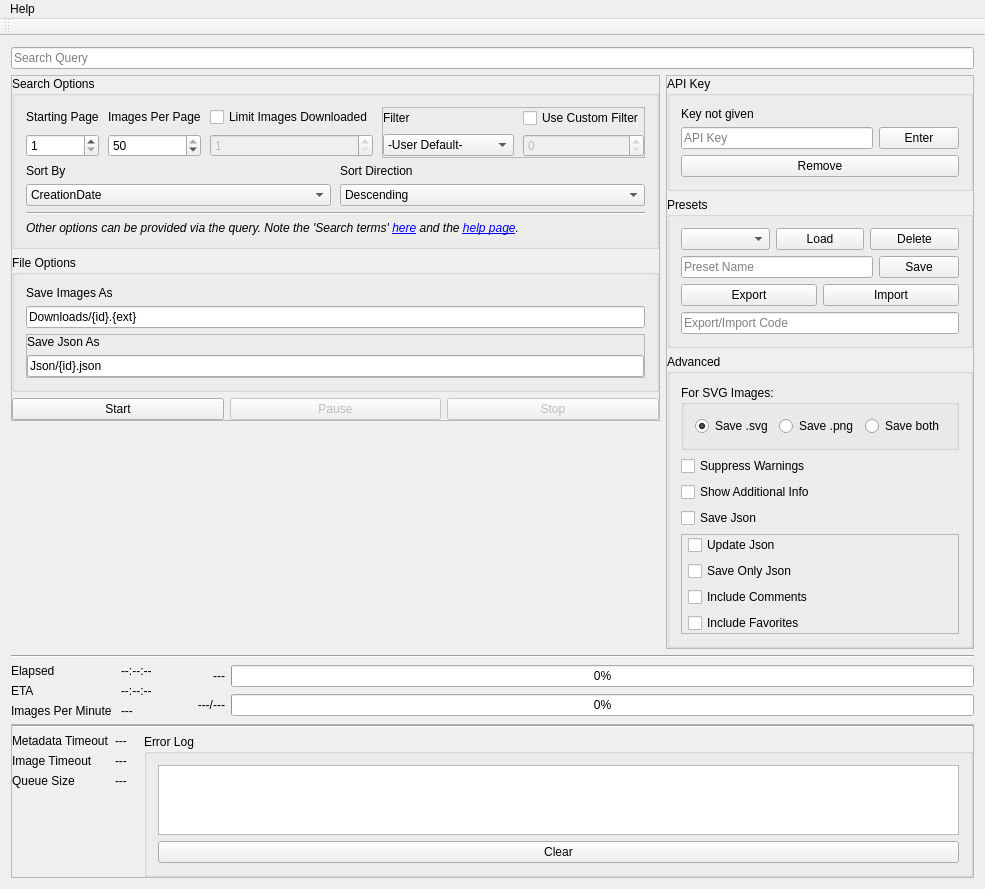
The window that DerpibooruDownloaderGui/mainwindow.ui (Sibusten/derpibooru-downloader) describes before a commit, drawn with Qt 5.
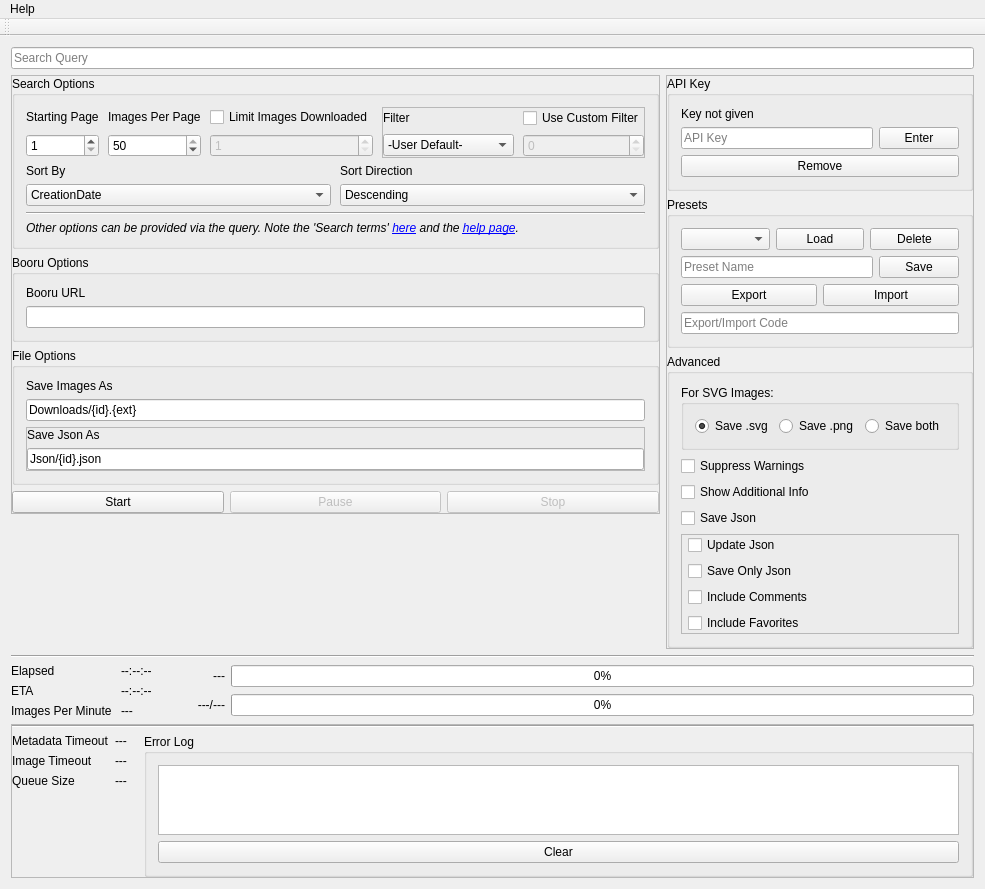
The same window after the commit.

Commit message: Add booru URL UI elements

Diff of the .ui file:
```diff
--- a/DerpibooruDownloaderGui/mainwindow.ui
+++ b/DerpibooruDownloaderGui/mainwindow.ui
@@ -6,8 +6,8 @@
    <rect>
     <x>0</x>
     <y>0</y>
-    <width>864</width>
-    <height>819</height>
+    <width>903</width>
+    <height>889</height>
    </rect>
   </property>
   <property name="windowTitle">
@@ -81,7 +81,7 @@
             <property name="horizontalSpacing">
              <number>0</number>
             </property>
-            <item row="0" column="0">
+            <item row="1" column="0">
              <widget class="QGroupBox" name="groupSearchOptions">
               <property name="sizePolicy">
                <sizepolicy hsizetype="Maximum" vsizetype="Preferred">
@@ -374,7 +374,57 @@
               </layout>
              </widget>
             </item>
-            <item row="1" column="0" colspan="2">
+            <item row="1" column="1">
+             <spacer name="horizontalSpacer">
+              <property name="orientation">
+               <enum>Qt::Horizontal</enum>
+              </property>
+              <property name="sizeType">
+               <enum>QSizePolicy::Minimum</enum>
+              </property>
+              <property name="sizeHint" stdset="0">
+               <size>
+                <width>0</width>
+                <height>20</height>
+               </size>
+              </property>
+             </spacer>
+            </item>
+            <item row="4" column="0">
+             <layout class="QHBoxLayout" name="horizontalLayout">
+              <property name="spacing">
+               <number>6</number>
+              </property>
+              <item>
+               <widget class="QPushButton" name="startButton">
+                <property name="text">
+                 <string>Start</string>
+                </property>
+               </widget>
+              </item>
+              <item>
+               <widget class="QPushButton" name="pauseButton">
+                <property name="enabled">
+                 <bool>false</bool>
+                </property>
+                <property name="text">
+                 <string>Pause</string>
+                </property>
+               </widget>
+              </item>
+              <item>
+               <widget class="QPushButton" name="stopButton">
+                <property name="enabled">
+                 <bool>false</bool>
+                </property>
+                <property name="text">
+                 <string>Stop</string>
+                </property>
+               </widget>
+              </item>
+             </layout>
+            </item>
+            <item row="3" column="0" colspan="2">
              <widget class="QGroupBox" name="groupFileOptions">
               <property name="title">
                <string>File Options</string>
@@ -445,55 +495,24 @@
               </layout>
              </widget>
             </item>
-            <item row="0" column="1">
-             <spacer name="horizontalSpacer">
-              <property name="orientation">
-               <enum>Qt::Horizontal</enum>
-              </property>
-              <property name="sizeType">
-               <enum>QSizePolicy::Minimum</enum>
-              </property>
-              <property name="sizeHint" stdset="0">
-               <size>
-                <width>0</width>
-                <height>20</height>
-               </size>
-              </property>
-             </spacer>
-            </item>
             <item row="2" column="0">
-             <layout class="QHBoxLayout" name="horizontalLayout">
-              <property name="spacing">
-               <number>6</number>
+             <widget class="QGroupBox" name="groupBooruOptions">
+              <property name="title">
+               <string>Booru Options</string>
               </property>
-              <item>
-               <widget class="QPushButton" name="startButton">
-                <property name="text">
-                 <string>Start</string>
-                </property>
-               </widget>
-              </item>
-              <item>
-               <widget class="QPushButton" name="pauseButton">
-                <property name="enabled">
-                 <bool>false</bool>
-                </property>
-                <property name="text">
-                 <string>Pause</string>
-                </property>
-               </widget>
-              </item>
-              <item>
-               <widget class="QPushButton" name="stopButton">
-                <property name="enabled">
-                 <bool>false</bool>
-                </property>
-                <property name="text">
-                 <string>Stop</string>
-                </property>
-               </widget>
-              </item>
-             </layout>
+              <layout class="QVBoxLayout" name="verticalLayout_10">
+               <item>
+                <widget class="QLabel" name="booruUrlLabel">
+                 <property name="text">
+                  <string>Booru URL</string>
+                 </property>
+                </widget>
+               </item>
+               <item>
+                <widget class="QLineEdit" name="booruUrl"/>
+               </item>
+              </layout>
+             </widget>
             </item>
            </layout>
           </widget>
@@ -1137,7 +1156,7 @@
     <rect>
      <x>0</x>
      <y>0</y>
-     <width>864</width>
+     <width>903</width>
      <height>21</height>
     </rect>
    </property>
```
